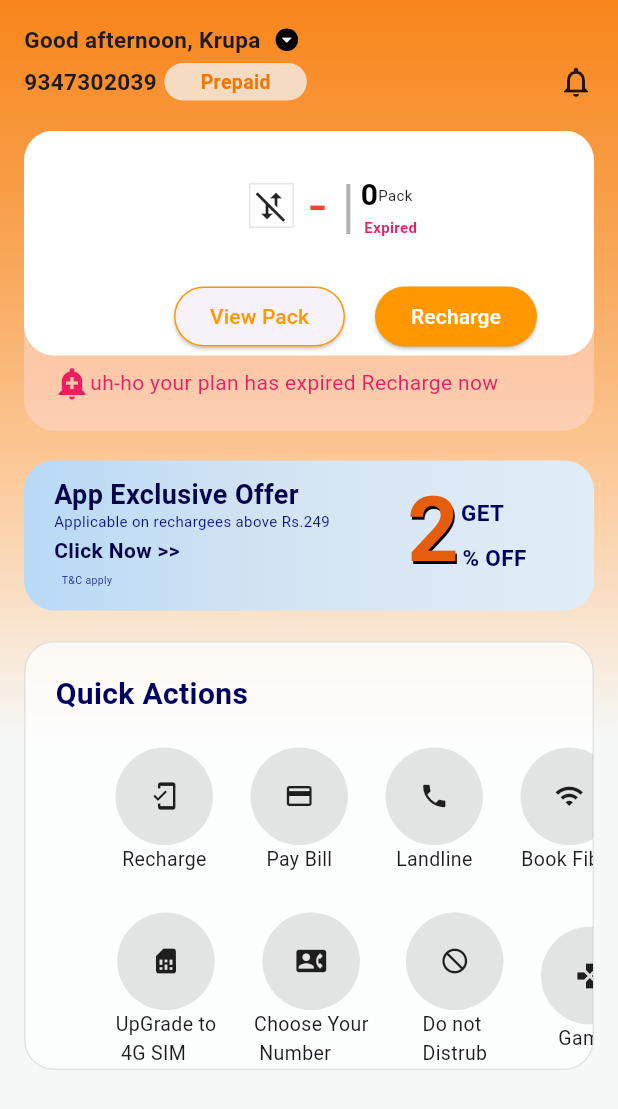
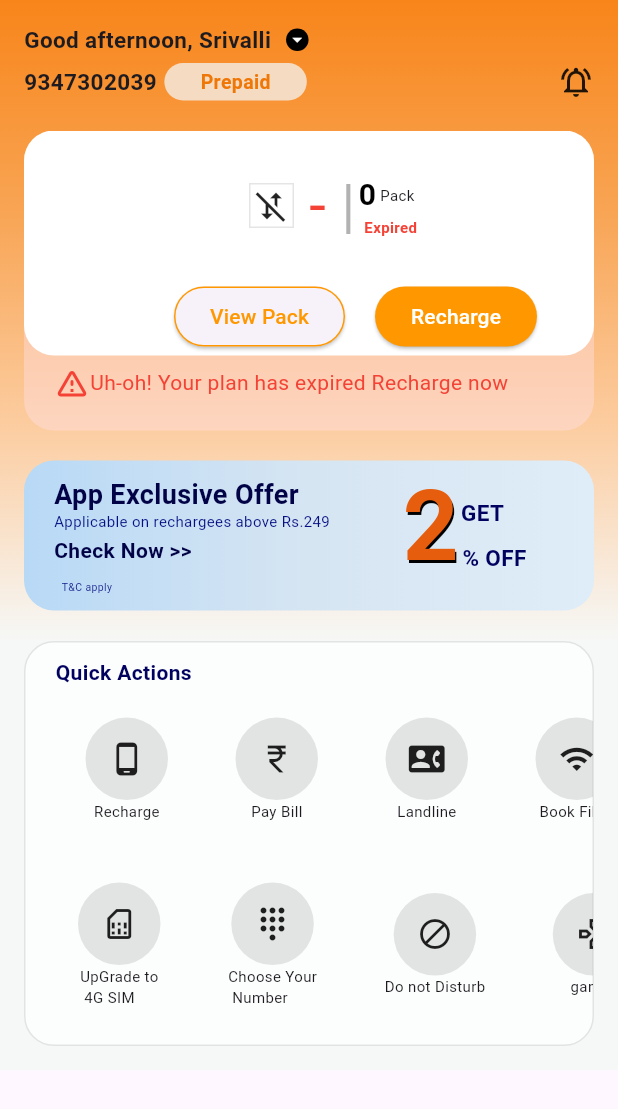
Before and after one commit to KrupaJakka/Task1, a Flutter app: the screen it shows after launch, on a phone screen of 412 x 824 dp. Shown: the top 1109 px of the screen. Run offline on Flutter 3.47's test engine with Material 3 defaults, Android fonts, the phone set to English and light mode, and no system bars.

Commit message:
state changes

```diff
--- a/lib/main.dart
+++ b/lib/main.dart
@@ -11,24 +11,25 @@ class MyApp extends StatelessWidget {
   @override
   Widget build(BuildContext context) {
     return MaterialApp(
-      home: const Task1(), // Navigating to Task1
+      home: BankScreen(), // Navigating to Task1
       debugShowCheckedModeBanner: false,
     );
   }
 }
 
-class Task1 extends StatefulWidget {
-  const Task1({super.key});
+class BankScreen extends StatefulWidget {
+  const BankScreen({super.key});
 
   @override
-  State<Task1> createState() => _Task1State();
+  State<BankScreen> createState() => _BankScreenState();
 }
 
-class _Task1State extends State<Task1> {
+class _BankScreenState extends State<BankScreen> {
   @override
   Widget build(BuildContext context) {
     return Scaffold(
-      body: Container(
+      body: SingleChildScrollView(scrollDirection: Axis.vertical,
+        child: Container(
           decoration: const BoxDecoration(
             gradient: LinearGradient(
               colors: [
@@ -55,7 +56,7 @@ class _Task1State extends State<Task1> {
                       Row(
                         children: [
                           const Text(
-                          "Good afternoon, Krupa",
+                            "Good afternoon, Srivalli",
                             style: TextStyle(
                                 fontSize: 15, fontWeight: FontWeight.bold),
                           ),
@@ -85,15 +86,15 @@ class _Task1State extends State<Task1> {
                             style: TextStyle(
                                 fontSize: 15, fontWeight: FontWeight.bold),
                           ),
-                        const SizedBox(width: 5),
+                           SizedBox(width: 5),
                           Container(
                             height: 25,
                             width: 95,
                             decoration: BoxDecoration(
                               borderRadius: BorderRadius.circular(20),
-                            color: const Color.fromARGB(255, 245, 219, 194),
+                              color:  Color.fromARGB(255, 245, 219, 194),
                             ),
-                          child: const Center(
+                            child:  Center(
                               child: Text(
                                 "Prepaid",
                                 style: TextStyle(
@@ -104,13 +105,13 @@ class _Task1State extends State<Task1> {
                               ),
                             ),
                           ),
-                        const Spacer(),
-                        const Icon(Icons.notifications_outlined),
+                           Spacer(),
+                           Icon(Icons.notifications_active_outlined),
                         ],
                       ),
                     ],
                   ),
-                const SizedBox(height: 20),
+                   SizedBox(height: 20),
 
                   // Main Content Section
                   Center(
@@ -181,8 +182,8 @@ class _Task1State extends State<Task1> {
                                                       FontWeight.bold),
                                                 ),
                                                 Text(
-                                                "Pack",
-                                                style: TextStyle(fontSize: 10),
+                                                  " Pack",
+                                                  style: TextStyle(fontSize: 10,),
                                                 )
                                               ],
                                             ),
@@ -191,7 +192,7 @@ class _Task1State extends State<Task1> {
                                               style: TextStyle(
                                                   fontSize: 10,
                                                   fontWeight: FontWeight.bold,
-                                                color: Colors.pink),
+                                                  color: Colors.red),
                                             ),
                                           ],
                                         )
@@ -235,31 +236,31 @@ class _Task1State extends State<Task1> {
                                 ),
                               ),
                             ),
-                          const Positioned(
+                             Positioned(
                                 left: 20,
                                 bottom: 20,
                                 child: Row(
                                   children: [
                                     Icon(
-                                    Icons.add_alert,
-                                    color: Colors.pink,
+                                      Icons.warning_amber_rounded,
+                                      color: Colors.red,
                                     ),
                                     Text(
-                                    "uh-ho your plan has expired Recharge now",
-                                    style: TextStyle(color: Colors.pink),
+                                      "Uh-oh! Your plan has expired Recharge now",
+                                      style: TextStyle(color: Colors.red),
                                     ),
                                     SizedBox(
-                                    width: 85,
+                                      width: 80,
                                     ),
                                     Text("Recharge",
-                                      style: TextStyle(
+                                        style: TextStyle(fontWeight: FontWeight.bold,
                                             color:
                                             Color.fromARGB(255, 14, 14, 188)))
                                   ],
                                 ))
                           ],
                         ),
-                      const SizedBox(height: 20),
+                         SizedBox(height: 20),
                         Container(
                             height: 100,
                             width: 480,
@@ -296,7 +297,7 @@ class _Task1State extends State<Task1> {
                                     left: 20,
                                     bottom: 30,
                                     child: Text(
-                                    "Click Now >>",
+                                      "Check Now >>",
                                       style: TextStyle(
                                           fontSize: 14,
                                           fontWeight: FontWeight.bold,
@@ -304,7 +305,7 @@ class _Task1State extends State<Task1> {
                                     )),
                                 const Positioned(
                                     left: 25,
-                                  bottom: 15,
+                                    bottom: 10,
                                     child: Text(
                                       "T&C apply",
                                       style: TextStyle(
@@ -315,10 +316,10 @@ class _Task1State extends State<Task1> {
                                   right: 90,
                                   bottom: 10,
                                   child: Container(
-                                    child: const Text(
+                                      child:  Text(
                                         "2",
                                         style: TextStyle(
-                                      fontSize: 60,
+                                            fontSize: 65,
                                             fontWeight: FontWeight.bold,
                                             color: Color.fromARGB(255, 230, 93, 13),
                                             shadows: [
@@ -338,7 +339,7 @@ class _Task1State extends State<Task1> {
                                           fontSize: 15,
                                           color: Color.fromARGB(255, 1, 1, 95)),
                                     )),
-                              const Positioned(
+                                 Positioned(
                                     right: 60,
                                     bottom: 55,
                                     child: Text(
@@ -350,9 +351,9 @@ class _Task1State extends State<Task1> {
                                     ))
                               ],
                             )),
-                      const SizedBox(height: 20.4),
+                        SizedBox(height: 20.4),
                         Container(
-                        height: 286,
+                          height: 270,
                           width: 480,
                           decoration: BoxDecoration(
                               color: Colors.white.withOpacity(0.7),
@@ -363,221 +364,162 @@ class _Task1State extends State<Task1> {
                             children: [
                               Positioned(
                                   left: 20,
-                                top: 20,
+                                  top: 10,
                                   child: Text(
                                     "Quick Actions",
                                     style: TextStyle(
-                                      fontSize: 20,
                                         fontWeight: FontWeight.bold,
                                         color: Color.fromARGB(255, 1, 1, 95)),
                                   )),
                               Positioned(
-                              left: 60,
-                              top: 70,
+                                left: 40,
+                                top: 50,
                                 child: Row(
                                   children: [
                                     Column(
                                       children: [
                                         Container(
-                                        height: 65,
-                                        width: 65,
+                                          height: 55,
+                                          width: 55,
                                           decoration: BoxDecoration(
                                               borderRadius:
                                               BorderRadius.circular(100),
                                               color:
                                               Colors.black.withOpacity(0.1)),
-                                        child: SafeArea(
-                                            child: Center(
-                                          child: Icon(
-                                            Icons.mobile_friendly,
-                                            size: 20,
+                                          child: Icon(Icons.phone_android_rounded),
                                         ),
-                                        )),
-                                      ),
-                                      Text("Recharge",
-                                          style: TextStyle(fontSize: 13))
+                                        Text("Recharge",style: TextStyle(fontSize: 10))
                                       ],
                                     ),
                                     SizedBox(
-                                    width: 25,
+                                      width: 45,
                                     ),
                                     Column(
                                       children: [
                                         Container(
-                                        height: 65,
-                                        width: 65,
+                                          height: 55,
+                                          width: 55,
                                           decoration: BoxDecoration(
                                               borderRadius:
                                               BorderRadius.circular(100),
                                               color:
                                               Colors.black.withOpacity(0.1)),
-                                        child: SafeArea(
-                                            child: Center(
-                                          child: Icon(
-                                            Icons.payment,
-                                            size: 20,
+                                          child: Icon(Icons.currency_rupee_outlined),
                                         ),
-                                        )),
-                                      ),
-                                      Text("Pay Bill",
-                                          style: TextStyle(fontSize: 13))
+                                        Text("Pay Bill",style: TextStyle(fontSize: 10))
                                       ],
                                     ),
                                     SizedBox(
-                                    width: 25,
+                                      width: 45,
                                     ),
                                     Column(
                                       children: [
                                         Container(
-                                        height: 65,
-                                        width: 65,
+                                          height: 55,
+                                          width: 55,
                                           decoration: BoxDecoration(
                                               borderRadius:
                                               BorderRadius.circular(100),
                                               color:
                                               Colors.black.withOpacity(0.1)),
-                                        child: SafeArea(
-                                            child: Center(
-                                          child: Icon(
-                                            Icons.phone,
-                                            size: 20,
+                                          child: Icon(Icons.quick_contacts_dialer_rounded),
                                         ),
-                                        )),
-                                      ),
-                                      Text("Landline",
-                                          style: TextStyle(fontSize: 13))
+                                        Text("Landline",style: TextStyle(fontSize: 10))
                                       ],
                                     ),
                                     SizedBox(
-                                    width: 25,
+                                      width: 45,
                                     ),
                                     Column(
                                       children: [
                                         Container(
-                                        height: 65,
-                                        width: 65,
+                                          height: 55,
+                                          width: 55,
                                           decoration: BoxDecoration(
                                               borderRadius:
                                               BorderRadius.circular(100),
                                               color:
                                               Colors.black.withOpacity(0.1)),
-                                        child: SafeArea(
-                                            child: Center(
-                                          child: Icon(
-                                            Icons.wifi,
-                                            size: 20,
+                                          child: Icon(Icons.wifi),
                                         ),
-                                        )),
-                                      ),
-                                      Text("Book Fiber",
-                                          style: TextStyle(fontSize: 13))
+                                        Text("Book Fiber",style: TextStyle(fontSize: 10))
                                       ],
                                     ),
                                   ],
                                 ),
                               ),
                               Positioned(
-                              left: 60,
-                              top: 180,
+                                left: 35,
+                                top: 160,
                                 child: Row(
                                   children: [
                                     Column(
                                       children: [
                                         Container(
-                                        height: 65,
-                                        width: 65,
+                                          height: 55,
+                                          width: 55,
                                           decoration: BoxDecoration(
                                               borderRadius:
                                               BorderRadius.circular(100),
                                               color:
                                               Colors.black.withOpacity(0.1)),
-                                        child: SafeArea(
-                                            child: Center(
-                                          child: Icon(
-                                            Icons.sim_card,
-                                            size: 20,
+                                          child: Icon(Icons.sim_card_outlined),
                                         ),
-                                        )),
-                                      ),
-                                      Text("UpGrade to\n 4G SIM",
-                                          style: TextStyle(fontSize: 13))
+                                        Text("UpGrade to\n 4G SIM",style: TextStyle(fontSize: 10))
                                       ],
                                     ),
                                     SizedBox(
-                                    width: 25,
+                                      width: 45,
                                     ),
                                     Column(
                                       children: [
                                         Container(
-                                        height: 65,
-                                        width: 65,
+                                          height: 55,
+                                          width: 55,
                                           decoration: BoxDecoration(
                                               borderRadius:
                                               BorderRadius.circular(100),
                                               color:
                                               Colors.black.withOpacity(0.1)),
-                                        child: SafeArea(
-                                            child: Center(
-                                          child: Icon(
-                                            Icons.contact_phone,
-                                            size: 20,
+                                          child: Icon(Icons.dialpad_outlined),
                                         ),
-                                        )),
-                                      ),
-                                      Text("Choose Your\n Number",
-                                          style: TextStyle(fontSize: 13))
+                                        Text("Choose Your\n Number",style: TextStyle(fontSize: 10))
                                       ],
                                     ),
                                     SizedBox(
-                                    width: 25,
+                                      width: 45,
                                     ),
                                     Column(
                                       children: [
                                         Container(
-                                        height: 65,
-                                        width: 65,
+                                          height: 55,
+                                          width: 55,
                                           decoration: BoxDecoration(
                                               borderRadius:
                                               BorderRadius.circular(100),
                                               color:
                                               Colors.black.withOpacity(0.1)),
-                                        child: SafeArea(
-                                            child: Center(
-                                          child: Icon(
-                                            Icons.do_not_disturb,
-                                            size: 20,
+                                          child: Icon(Icons.do_not_disturb_alt_outlined),
                                         ),
-                                        )),
-                                      ),
-                                      Text(
-                                        "Do not\nDistrub",
-                                        style: TextStyle(fontSize: 13),
-                                      )
+                                        Text("Do not Disturb",style: TextStyle(fontSize: 10),)
                                       ],
                                     ),
                                     SizedBox(
-                                    width: 25,
+                                      width: 45,
                                     ),
                                     Column(
                                       children: [
                                         Container(
-                                        height: 65,
-                                        width: 65,
+                                          height: 55,
+                                          width: 55,
                                           decoration: BoxDecoration(
                                               borderRadius:
                                               BorderRadius.circular(100),
                                               color:
                                               Colors.black.withOpacity(0.1)),
-                                        child: SafeArea(
-                                            child: Center(
-                                          child: Icon(
-                                            Icons.games,
-                                            size: 20,
+                                          child: Icon(Icons.games_outlined),
                                         ),
-                                        )),
-                                      ),
-                                      Text("Games",
-                                          style: TextStyle(fontSize: 13))
+                                        Text("games",style: TextStyle(fontSize: 10))
                                       ],
                                     ),
                                   ],
@@ -594,6 +536,7 @@ class _Task1State extends State<Task1> {
             ),
           ),
         ),
+      ),
     );
   }
 }
```
Lines whose indentation alone changed are shown as unchanged.
